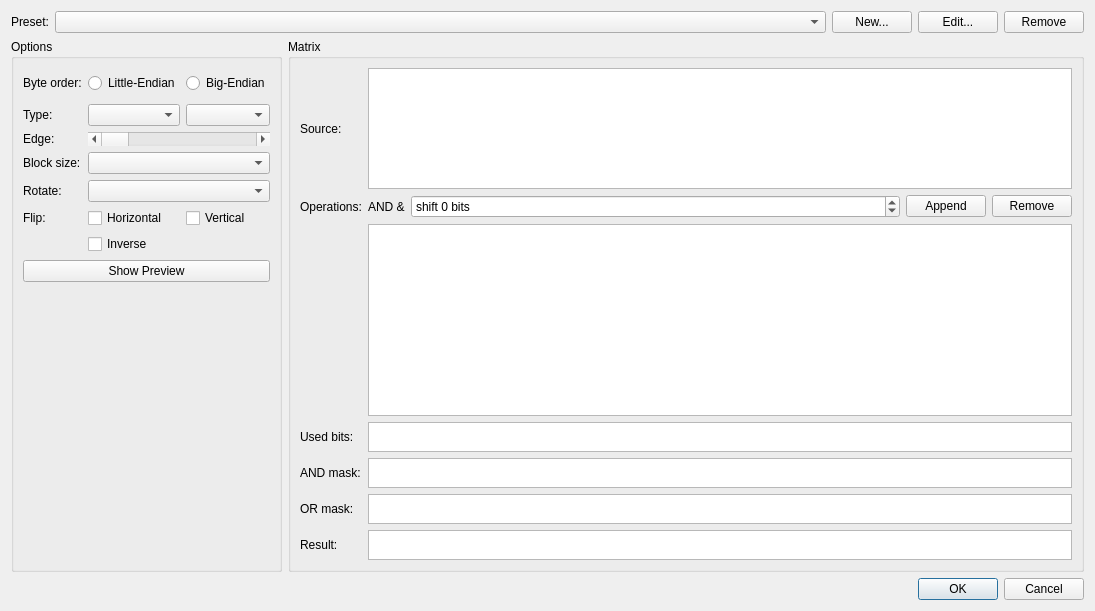
First picture: the form in controls/setup/dialogconvert2.ui, repository riuson/lcd-image-converter, before the edit.
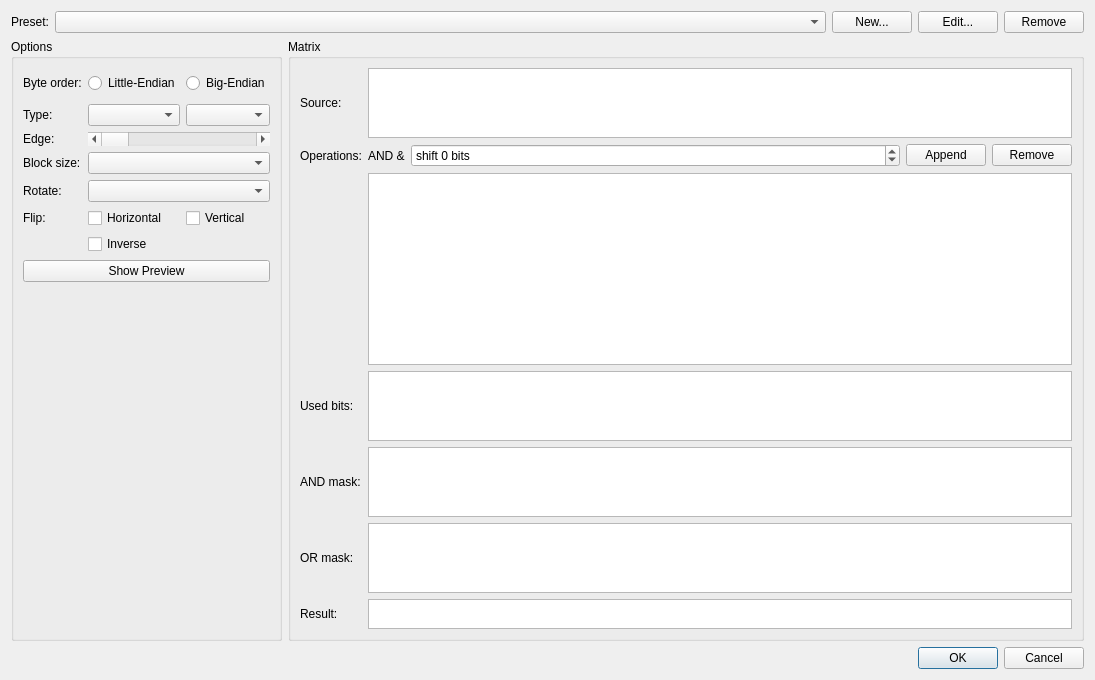
Second picture: the form after the edit.

The edit to the form file:
```diff
--- a/controls/setup/dialogconvert2.ui
+++ b/controls/setup/dialogconvert2.ui
@@ -306,28 +306,6 @@
           </property>
          </widget>
         </item>
-        <item row="3" column="1">
-         <widget class="QListWidget" name="listWidget_5">
-          <property name="sizePolicy">
-           <sizepolicy hsizetype="Preferred" vsizetype="Fixed">
-            <horstretch>0</horstretch>
-            <verstretch>0</verstretch>
-           </sizepolicy>
-          </property>
-          <property name="maximumSize">
-           <size>
-            <width>16777215</width>
-            <height>30</height>
-           </size>
-          </property>
-          <property name="flow">
-           <enum>QListView::LeftToRight</enum>
-          </property>
-          <property name="modelColumn">
-           <number>0</number>
-          </property>
-         </widget>
-        </item>
         <item row="4" column="0">
          <widget class="QLabel" name="label_8">
           <property name="text">
@@ -335,28 +313,6 @@
           </property>
          </widget>
         </item>
-        <item row="4" column="1">
-         <widget class="QListWidget" name="listWidget_2">
-          <property name="sizePolicy">
-           <sizepolicy hsizetype="Preferred" vsizetype="Fixed">
-            <horstretch>0</horstretch>
-            <verstretch>0</verstretch>
-           </sizepolicy>
-          </property>
-          <property name="maximumSize">
-           <size>
-            <width>16777215</width>
-            <height>30</height>
-           </size>
-          </property>
-          <property name="flow">
-           <enum>QListView::LeftToRight</enum>
-          </property>
-          <property name="modelColumn">
-           <number>0</number>
-          </property>
-         </widget>
-        </item>
         <item row="5" column="0">
          <widget class="QLabel" name="label_9">
           <property name="text">
@@ -364,28 +320,6 @@
           </property>
          </widget>
         </item>
-        <item row="5" column="1">
-         <widget class="QListWidget" name="listWidget_3">
-          <property name="sizePolicy">
-           <sizepolicy hsizetype="Preferred" vsizetype="Fixed">
-            <horstretch>0</horstretch>
-            <verstretch>0</verstretch>
-           </sizepolicy>
-          </property>
-          <property name="maximumSize">
-           <size>
-            <width>16777215</width>
-            <height>30</height>
-           </size>
-          </property>
-          <property name="flow">
-           <enum>QListView::LeftToRight</enum>
-          </property>
-          <property name="modelColumn">
-           <number>0</number>
-          </property>
-         </widget>
-        </item>
         <item row="6" column="0">
          <widget class="QLabel" name="label_14">
           <property name="text">
@@ -434,6 +368,45 @@
           </attribute>
          </widget>
         </item>
+        <item row="3" column="1">
+         <widget class="QTableView" name="tableViewUsed">
+          <property name="sizePolicy">
+           <sizepolicy hsizetype="Expanding" vsizetype="Preferred">
+            <horstretch>0</horstretch>
+            <verstretch>0</verstretch>
+           </sizepolicy>
+          </property>
+          <attribute name="verticalHeaderVisible">
+           <bool>false</bool>
+          </attribute>
+         </widget>
+        </item>
+        <item row="4" column="1">
+         <widget class="QTableView" name="tableViewAnd">
+          <property name="sizePolicy">
+           <sizepolicy hsizetype="Expanding" vsizetype="Preferred">
+            <horstretch>0</horstretch>
+            <verstretch>0</verstretch>
+           </sizepolicy>
+          </property>
+          <attribute name="verticalHeaderVisible">
+           <bool>false</bool>
+          </attribute>
+         </widget>
+        </item>
+        <item row="5" column="1">
+         <widget class="QTableView" name="tableViewOr">
+          <property name="sizePolicy">
+           <sizepolicy hsizetype="Expanding" vsizetype="Preferred">
+            <horstretch>0</horstretch>
+            <verstretch>0</verstretch>
+           </sizepolicy>
+          </property>
+          <attribute name="verticalHeaderVisible">
+           <bool>false</bool>
+          </attribute>
+         </widget>
+        </item>
        </layout>
       </widget>
      </item>
```
